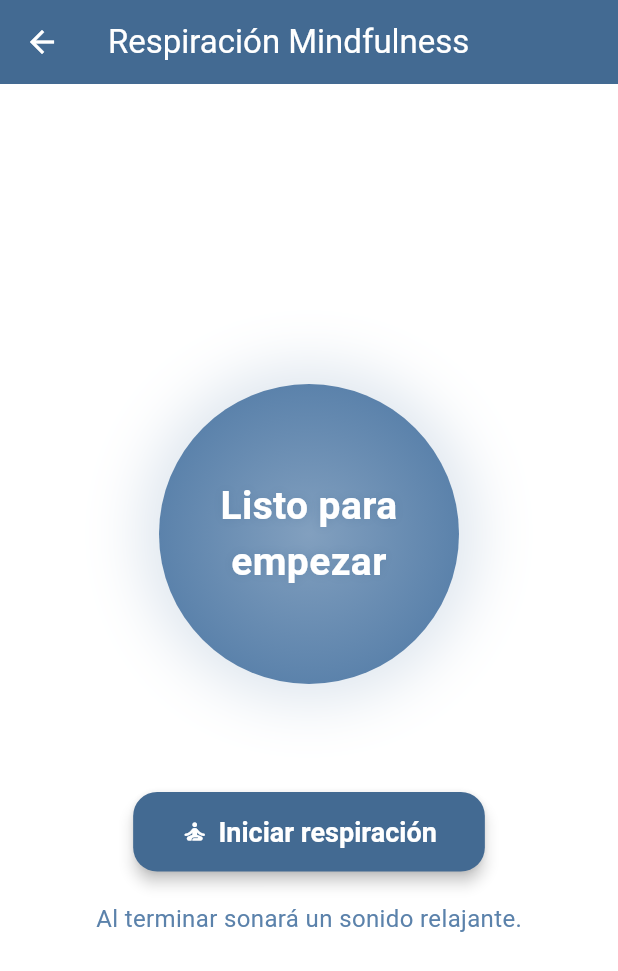
After one commit to paula-ayllon-perez/Serenalea, a Flutter app: the AllActivitiesPage screen opened by its route, after a tap on "Respiración Mindfulness", on a phone screen of 412 x 824 dp. The commit adds this screen. Shown: the top 971 px of the screen. Run offline on Flutter 3.47's test engine with Material 3 defaults, Android fonts, the light colour scheme and no system bars; our stand-ins replace audioplayers, cloud_firestore, firebase_auth, firebase_core, image_picker; accounts and stored records are empty.

Commit message:
#Feat: Actividad paseo y meditacion
- Añadida la actividad de paseo, que genera aleatoriamente un reto y cuando lo cumplas subes la foto

- Añadida la actividad de respiracion mindfullness

```diff
--- /dev/null
+++ b/serenalea/lib/presentation/pages/activities/activity/mindfullness_activity.dart
@@ -0,0 +1,225 @@
+import 'package:flutter/material.dart';
+import 'dart:math';
+import 'dart:async';
+import 'package:audioplayers/audioplayers.dart';
+import '../../../../core/constants/colors.dart';
+
+class MindfulnessActivityPage extends StatefulWidget {
+  const MindfulnessActivityPage({Key? key}) : super(key: key);
+
+  @override
+  State<MindfulnessActivityPage> createState() => _MindfulnessActivityPageState();
+}
+
+class _MindfulnessActivityPageState extends State<MindfulnessActivityPage> with SingleTickerProviderStateMixin {
+  late AnimationController _controller;
+  late Animation<double> _animation;
+  bool _isRunning = false;
+  int _totalDuration = 5;
+  int _phase = 0; // 0: Inhalar, 1: Aguantar, 2: Exhalar
+  String _phaseText = '';
+  Timer? _timer;
+  final AudioPlayer _audioPlayer = AudioPlayer();
+
+  @override
+  void initState() {
+    super.initState();
+    _controller = AnimationController(
+      vsync: this,
+      duration: const Duration(seconds: 4),
+    );
+    _animation = Tween<double>(begin: 0.7, end: 1.2).animate(
+      CurvedAnimation(parent: _controller, curve: Curves.easeInOut),
+    );
+    _controller.addStatusListener((status) {
+      if (status == AnimationStatus.completed) {
+        _controller.reverse();
+      } else if (status == AnimationStatus.dismissed) {
+        _controller.forward();
+      }
+    });
+  }
+
+  @override
+  void dispose() {
+    _controller.dispose();
+    _timer?.cancel();
+    _audioPlayer.dispose();
+    super.dispose();
+  }
+
+  void _startBreathing() {
+    setState(() {
+      _isRunning = true;
+      // Elige duración total entre 20, 30, 40 o 50 segundos
+      _totalDuration = [20, 30, 40, 50][Random().nextInt(4)];
+    });
+    int cycleDuration = 10; // segundos por ciclo
+    int inhale = 4;
+    int hold = 2;
+    int exhale = 4;
+    int cycles = (_totalDuration / cycleDuration).floor();
+
+    void runCycle(int cycle) {
+      if (cycle >= cycles) {
+        setState(() {
+          _isRunning = false;
+          _phaseText = '';
+        });
+        _controller.stop();
+        _audioPlayer.play(AssetSource('lib/core/utils/assets/relax.mp3'));
+        return;
+      }
+      setState(() {
+        _phase = 0;
+        _phaseText = 'Inhala';
+      });
+      _controller.duration = Duration(seconds: inhale);
+      _controller.forward(from: 0);
+      Future.delayed(Duration(seconds: inhale), () {
+        setState(() {
+          _phase = 1;
+          _phaseText = 'Aguanta';
+        });
+        _controller.stop();
+        Future.delayed(Duration(seconds: hold), () {
+          setState(() {
+            _phase = 2;
+            _phaseText = 'Exhala';
+          });
+          _controller.duration = Duration(seconds: exhale);
+          _controller.reverse(from: 1);
+          Future.delayed(Duration(seconds: exhale), () {
+            _controller.stop();
+            runCycle(cycle + 1);
+          });
+        });
+      });
+    }
+    runCycle(0);
+  }
+
+  @override
+  Widget build(BuildContext context) {
+    return Scaffold(
+      appBar: AppBar(
+        title: const Text('Respiración Mindfulness'),
+        backgroundColor: AppColors.color1,
+        foregroundColor: AppColors.white,
+        elevation: 0,
+      ),
+      body: Center(
+        child: Padding(
+          padding: const EdgeInsets.symmetric(horizontal: 24.0),
+          child: Column(
+            mainAxisAlignment: MainAxisAlignment.center,
+            children: [
+              AnimatedBuilder(
+                animation: _animation,
+                builder: (context, child) {
+                  Color circleColor;
+                  if (_phase == 0) {
+                    circleColor = AppColors.color2;
+                  } else if (_phase == 1) {
+                    circleColor = AppColors.color3;
+                  } else if (_phase == 2) {
+                    circleColor = AppColors.color1;
+                  } else {
+                    circleColor = AppColors.color2;
+                  }
+                  return Transform.scale(
+                    scale: _isRunning ? _animation.value : 1.0,
+                    child: Container(
+                      width: 200,
+                      height: 200,
+                      decoration: BoxDecoration(
+                        shape: BoxShape.circle,
+                        gradient: RadialGradient(
+                          colors: [circleColor.withOpacity(0.7), circleColor],
+                        ),
+                        boxShadow: [
+                          BoxShadow(
+                            color: circleColor.withOpacity(0.2),
+                            blurRadius: 32,
+                            spreadRadius: 12,
+                          ),
+                        ],
+                      ),
+                      child: Center(
+                        child: Column(
+                          mainAxisAlignment: MainAxisAlignment.center,
+                          children: [
+                            Text(
+                              _isRunning ? _phaseText : 'Listo para empezar',
+                              style: TextStyle(
+                                fontSize: 26,
+                                fontWeight: FontWeight.bold,
+                                color: AppColors.white,
+                                shadows: [
+                                  Shadow(
+                                    color: AppColors.color1.withOpacity(0.3),
+                                    blurRadius: 8,
+                                  ),
+                                ],
+                              ),
+                              textAlign: TextAlign.center,
+                            ),
+                            if (_isRunning)
+                              Padding(
+                                padding: const EdgeInsets.only(top: 12.0),
+                                child: Icon(
+                                  _phase == 0
+                                      ? Icons.arrow_upward_rounded
+                                      : _phase == 1
+                                          ? Icons.pause_circle_filled_rounded
+                                          : Icons.arrow_downward_rounded,
+                                  color: AppColors.white,
+                                  size: 38,
+                                ),
+                              ),
+                          ],
+                        ),
+                      ),
+                    ),
+                  );
+                },
+              ),
+              const SizedBox(height: 40),
+              if (_isRunning)
+                Text(
+                  'Duración total: $_totalDuration segundos',
+                  style: TextStyle(
+                    fontSize: 18,
+                    color: AppColors.color1,
+                    fontWeight: FontWeight.w600,
+                  ),
+                ),
+              const SizedBox(height: 32),
+              ElevatedButton.icon(
+                icon: const Icon(Icons.self_improvement_rounded),
+                label: Text(_isRunning ? 'En curso...' : 'Iniciar respiración'),
+                style: ElevatedButton.styleFrom(
+                  padding: const EdgeInsets.symmetric(horizontal: 32, vertical: 16),
+                  textStyle: const TextStyle(fontSize: 18, fontWeight: FontWeight.w600),
+                  shape: RoundedRectangleBorder(
+                    borderRadius: BorderRadius.circular(16),
+                  ),
+                  backgroundColor: AppColors.color1,
+                  foregroundColor: AppColors.white,
+                  elevation: 4,
+                ),
+                onPressed: _isRunning ? null : _startBreathing,
+              ),
+              const SizedBox(height: 20),
+              if (!_isRunning)
+                Text(
+                  'Al terminar sonará un sonido relajante.',
+                  style: TextStyle(fontSize: 16, color: AppColors.color2),
+                ),
+            ],
+          ),
+        ),
+      ),
+    );
+  }
+}
--- a/serenalea/lib/presentation/pages/activities/all_activities.dart
+++ b/serenalea/lib/presentation/pages/activities/all_activities.dart
@@ -1,6 +1,10 @@
 import 'package:flutter/material.dart';
 import '../../../data/models/activity_dto.dart';
 import '../../../data/repositories/activity_repository.dart';
+
+import 'activity/walk_activity.dart';
+import 'activity/mindfullness_activity.dart';
+
 
 class AllActivitiesPage extends StatefulWidget {
   const AllActivitiesPage({Key? key}) : super(key: key);
@@ -40,23 +44,49 @@ class _AllActivitiesPageState extends State<AllActivitiesPage> {
             separatorBuilder: (_, __) => const SizedBox(height: 12),
             itemBuilder: (context, index) {
               final activity = activities[index];
-              return Card(
+              return InkWell(
+                borderRadius: BorderRadius.circular(12),
+                onTap: () {
+                  if (activity.category.toLowerCase() == 'walk' || activity.title.toLowerCase().contains('paseo')) {
+                    Navigator.push(
+                      context,
+                      MaterialPageRoute(builder: (_) => const WalkActivityPage()),
+                    );
+                  } else if (activity.category.toLowerCase() == 'mindfulness' || activity.title.toLowerCase().contains('mindfulness')) {
+                    Navigator.push(
+                      context,
+                      MaterialPageRoute(builder: (_) => const MindfulnessActivityPage()),
+                    );
+                  } else {
+                    ScaffoldMessenger.of(context).showSnackBar(
+                      const SnackBar(content: Text('Actividad aún no implementada.')),
+                    );
+                  }
+                },
+                child: Card(
                   elevation: 3,
                   shape: RoundedRectangleBorder(borderRadius: BorderRadius.circular(12)),
-                child: ListTile(
-                  title: Text(activity.title, style: const TextStyle(fontWeight: FontWeight.bold)),
-                  subtitle: Column(
+                  child: Padding(
+                    padding: const EdgeInsets.all(16.0),
+                    child: Column(
                       crossAxisAlignment: CrossAxisAlignment.start,
                       children: [
+                        Text(activity.title, style: const TextStyle(fontWeight: FontWeight.bold, fontSize: 18)),
+                        const SizedBox(height: 8),
                         Text(activity.description),
-                      const SizedBox(height: 4),
-                      Text('Perfiles aptos: \\${activity.suitableProfiles.join(", ")}'),
-                      Text('Duración: \\${activity.duration}'),
-                      Text('Puntuación: \\${activity.score}'),
-                      Text('Categoría: \\${activity.category}'),
+                        const SizedBox(height: 8),
+                        Wrap(
+                          spacing: 8,
+                          children: [
+                            Chip(label: Text('Perfiles: ${activity.suitableProfiles.join(", ")}')),
+                            Chip(label: Text('Duración: ${activity.duration}')),
+                            Chip(label: Text('Puntuación: ${activity.score}')),
+                            Chip(label: Text('Categoría: ${activity.category}')),
                           ],
                         ),
-                  isThreeLine: true,
+                      ],
+                    ),
+                  ),
                 ),
               );
             },
--- a/serenalea/pubspec.yaml
+++ b/serenalea/pubspec.yaml
@@ -37,6 +37,8 @@ dependencies:
   firebase_core: ^4.0.0
   cloud_firestore: ^6.0.0
   firebase_auth: ^6.0.2
+  image_picker: ^1.2.0
+  audioplayers: ^6.5.1
 
 dev_dependencies:
   flutter_test:
@@ -71,6 +73,7 @@ flutter:
   uses-material-design: true
   assets:
     - lib/core/utils/assets/Logo.png
+    - lib/core/utils/assets/relax.mp3
   # To add assets to your application, add an assets section, like this:
   # assets:
   #   - images/a_dot_burr.jpeg
```
Also changed, not shown: serenalea/lib/presentation/pages/activities/activity/walk_activity.dart (added, +159 -0 lines), serenalea/lib/presentation/pages/home/home.dart (+37 -1 lines), serenalea/lib/presentation/pages/register/register.dart (line endings or trailing spaces), serenalea/pubspec.lock, 8 other files. Lines whose indentation alone changed are shown as unchanged.
